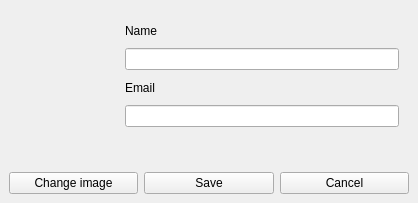
Qt form Client/infowidgetedit.ui (emanuelemanciuria96/CollaborativePad_ClientServerSystem) before a commit.
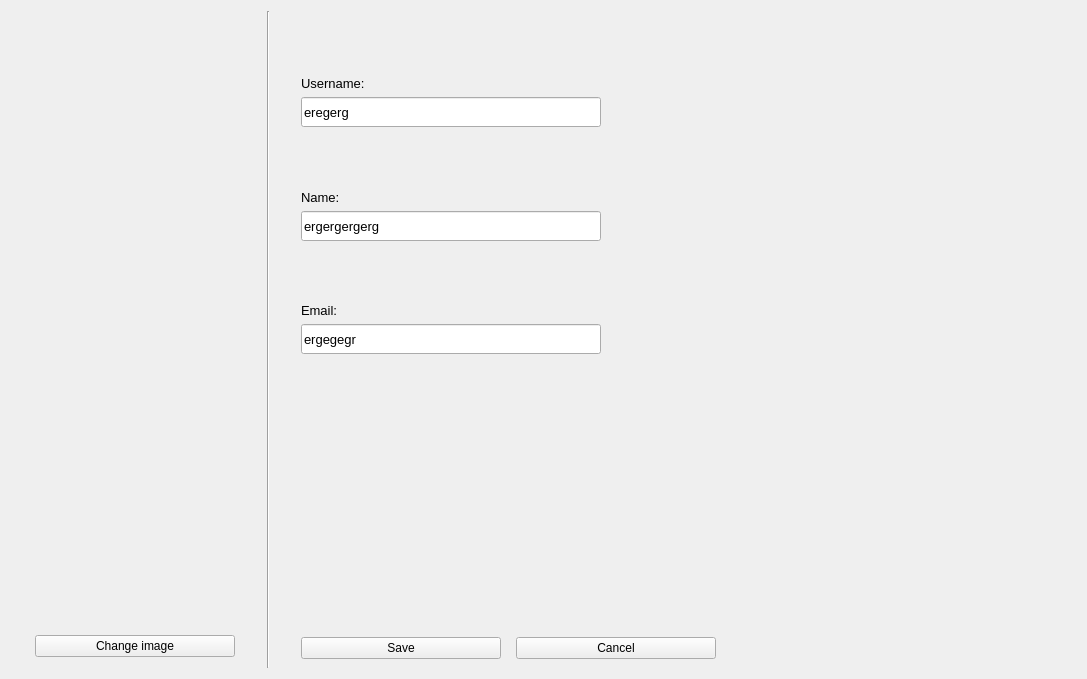
The same form after that commit.

Commit message: InfoWidget come centralWidget e altre modifiche

Diff of the .ui file:
```diff
--- a/Client/infowidgetedit.ui
+++ b/Client/infowidgetedit.ui
@@ -1,83 +1,250 @@
 <?xml version="1.0" encoding="UTF-8"?>
 <ui version="4.0">
  <class>InfoWidgetEdit</class>
- <widget class="QMainWindow" name="InfoWidgetEdit">
+ <widget class="QWidget" name="InfoWidgetEdit">
   <property name="geometry">
    <rect>
     <x>0</x>
     <y>0</y>
-    <width>418</width>
-    <height>203</height>
+    <width>1087</width>
+    <height>679</height>
    </rect>
   </property>
   <property name="windowTitle">
    <string>Edit user info</string>
   </property>
-  <widget class="QWidget" name="centralwidget">
-   <layout class="QVBoxLayout" name="verticalLayout_3">
-    <item>
-     <layout class="QVBoxLayout" name="verticalLayout_2">
-      <item>
        <layout class="QHBoxLayout" name="horizontalLayout">
         <item>
-         <widget class="QLabel" name="imageLabel">
+    <widget class="QWidget" name="verticalWidget" native="true">
+     <property name="sizePolicy">
+      <sizepolicy hsizetype="Preferred" vsizetype="Preferred">
+       <horstretch>0</horstretch>
+       <verstretch>0</verstretch>
+      </sizepolicy>
+     </property>
           <property name="minimumSize">
            <size>
-            <width>100</width>
-            <height>100</height>
+       <width>250</width>
+       <height>250</height>
            </size>
           </property>
           <property name="maximumSize">
            <size>
-            <width>100</width>
-            <height>100</height>
-           </size>
-          </property>
-          <property name="text">
-           <string/>
-          </property>
-         </widget>
-        </item>
-        <item>
-         <layout class="QVBoxLayout" name="verticalLayout">
-          <property name="leftMargin">
-           <number>10</number>
-          </property>
-          <property name="topMargin">
-           <number>10</number>
+       <width>200</width>
+       <height>16777215</height>
+      </size>
+     </property>
+     <layout class="QVBoxLayout" name="verticalLayout" stretch="0,0,0">
+      <property name="spacing">
+       <number>7</number>
+      </property>
+      <property name="sizeConstraint">
+       <enum>QLayout::SetDefaultConstraint</enum>
           </property>
           <property name="rightMargin">
-           <number>10</number>
+       <number>11</number>
           </property>
           <property name="bottomMargin">
-           <number>10</number>
-          </property>
+       <number>11</number>
+      </property>
+      <item alignment="Qt::AlignHCenter">
+       <widget class="QLabel" name="imageLabel">
+        <property name="sizePolicy">
+         <sizepolicy hsizetype="Preferred" vsizetype="Maximum">
+          <horstretch>0</horstretch>
+          <verstretch>1</verstretch>
+         </sizepolicy>
+        </property>
+        <property name="minimumSize">
+         <size>
+          <width>20</width>
+          <height>20</height>
+         </size>
+        </property>
+        <property name="maximumSize">
+         <size>
+          <width>200</width>
+          <height>200</height>
+         </size>
+        </property>
+        <property name="frameShape">
+         <enum>QFrame::NoFrame</enum>
+        </property>
+        <property name="text">
+         <string/>
+        </property>
+        <property name="scaledContents">
+         <bool>false</bool>
+        </property>
+        <property name="alignment">
+         <set>Qt::AlignCenter</set>
+        </property>
+       </widget>
+      </item>
           <item>
-           <widget class="QLabel" name="name">
+       <spacer name="verticalSpacer">
+        <property name="orientation">
+         <enum>Qt::Vertical</enum>
+        </property>
+        <property name="sizeHint" stdset="0">
+         <size>
+          <width>20</width>
+          <height>40</height>
+         </size>
+        </property>
+       </spacer>
+      </item>
+      <item alignment="Qt::AlignHCenter">
+       <widget class="QPushButton" name="changeImageButton">
+        <property name="sizePolicy">
+         <sizepolicy hsizetype="Minimum" vsizetype="Maximum">
+          <horstretch>0</horstretch>
+          <verstretch>1</verstretch>
+         </sizepolicy>
+        </property>
+        <property name="minimumSize">
+         <size>
+          <width>200</width>
+          <height>0</height>
+         </size>
+        </property>
+        <property name="maximumSize">
+         <size>
+          <width>200</width>
+          <height>16777215</height>
+         </size>
+        </property>
             <property name="text">
-             <string>Name</string>
+         <string>Change image</string>
+        </property>
+       </widget>
+      </item>
+     </layout>
+    </widget>
+   </item>
+   <item>
+    <widget class="Line" name="line">
+     <property name="orientation">
+      <enum>Qt::Vertical</enum>
+     </property>
+    </widget>
+   </item>
+   <item>
+    <widget class="QWidget" name="verticalWidget_2" native="true">
+     <property name="minimumSize">
+      <size>
+       <width>500</width>
+       <height>500</height>
+      </size>
+     </property>
+     <layout class="QVBoxLayout" name="verticalLayout_2">
+      <property name="leftMargin">
+       <number>25</number>
+      </property>
+      <item alignment="Qt::AlignBottom">
+       <widget class="QLabel" name="label_3">
+        <property name="styleSheet">
+         <string notr="true">font: 10pt</string>
+        </property>
+        <property name="text">
+         <string>Username:</string>
+        </property>
+       </widget>
+      </item>
+      <item>
+       <widget class="QLineEdit" name="editUser">
+        <property name="minimumSize">
+         <size>
+          <width>0</width>
+          <height>30</height>
+         </size>
+        </property>
+        <property name="maximumSize">
+         <size>
+          <width>300</width>
+          <height>16777215</height>
+         </size>
+        </property>
+        <property name="font">
+         <font>
+          <pointsize>10</pointsize>
+         </font>
+        </property>
+        <property name="text">
+         <string>eregerg</string>
+        </property>
+        <property name="readOnly">
+         <bool>true</bool>
+        </property>
+       </widget>
+      </item>
+      <item alignment="Qt::AlignBottom">
+       <widget class="QLabel" name="label_5">
+        <property name="styleSheet">
+         <string notr="true">font: 10pt</string>
+        </property>
+        <property name="text">
+         <string>Name:</string>
             </property>
            </widget>
           </item>
           <item>
            <widget class="QLineEdit" name="editName">
-            <property name="sizePolicy">
-             <sizepolicy hsizetype="Expanding" vsizetype="Fixed">
-              <horstretch>0</horstretch>
-              <verstretch>0</verstretch>
-             </sizepolicy>
-            </property>
-           </widget>
-          </item>
-          <item>
-           <widget class="QLabel" name="email">
+        <property name="minimumSize">
+         <size>
+          <width>0</width>
+          <height>30</height>
+         </size>
+        </property>
+        <property name="maximumSize">
+         <size>
+          <width>300</width>
+          <height>16777215</height>
+         </size>
+        </property>
+        <property name="font">
+         <font>
+          <pointsize>10</pointsize>
+         </font>
+        </property>
+        <property name="text">
+         <string>ergergergerg</string>
+        </property>
+       </widget>
+      </item>
+      <item alignment="Qt::AlignBottom">
+       <widget class="QLabel" name="label_7">
+        <property name="styleSheet">
+         <string notr="true">font: 10pt</string>
+        </property>
             <property name="text">
-             <string>Email</string>
+         <string>Email:</string>
             </property>
            </widget>
           </item>
           <item>
-           <widget class="QLineEdit" name="editEmail"/>
+       <widget class="QLineEdit" name="editEmail">
+        <property name="minimumSize">
+         <size>
+          <width>0</width>
+          <height>30</height>
+         </size>
+        </property>
+        <property name="maximumSize">
+         <size>
+          <width>300</width>
+          <height>16777215</height>
+         </size>
+        </property>
+        <property name="font">
+         <font>
+          <pointsize>10</pointsize>
+         </font>
+        </property>
+        <property name="text">
+         <string>ergegegr</string>
+        </property>
+       </widget>
           </item>
           <item>
            <widget class="QLabel" name="errorLabel">
@@ -89,21 +256,41 @@
             </property>
            </widget>
           </item>
-         </layout>
-        </item>
-       </layout>
+      <item>
+       <spacer name="verticalSpacer_2">
+        <property name="orientation">
+         <enum>Qt::Vertical</enum>
+        </property>
+        <property name="sizeType">
+         <enum>QSizePolicy::Minimum</enum>
+        </property>
+        <property name="sizeHint" stdset="0">
+         <size>
+          <width>60</width>
+          <height>200</height>
+         </size>
+        </property>
+       </spacer>
       </item>
       <item>
        <layout class="QHBoxLayout" name="horizontalLayout_2">
-        <item>
-         <widget class="QPushButton" name="changeImageButton">
-          <property name="text">
-           <string>Change image</string>
-          </property>
-         </widget>
-        </item>
+        <property name="spacing">
+         <number>15</number>
+        </property>
         <item>
          <widget class="QPushButton" name="saveButton">
+          <property name="minimumSize">
+           <size>
+            <width>200</width>
+            <height>0</height>
+           </size>
+          </property>
+          <property name="maximumSize">
+           <size>
+            <width>200</width>
+            <height>16777215</height>
+           </size>
+          </property>
           <property name="text">
            <string>Save</string>
           </property>
@@ -111,17 +298,42 @@
         </item>
         <item>
          <widget class="QPushButton" name="cancelButton">
+          <property name="minimumSize">
+           <size>
+            <width>200</width>
+            <height>0</height>
+           </size>
+          </property>
+          <property name="maximumSize">
+           <size>
+            <width>200</width>
+            <height>16777215</height>
+           </size>
+          </property>
           <property name="text">
            <string>Cancel</string>
           </property>
          </widget>
         </item>
-       </layout>
+        <item>
+         <spacer name="horizontalSpacer">
+          <property name="orientation">
+           <enum>Qt::Horizontal</enum>
+          </property>
+          <property name="sizeHint" stdset="0">
+           <size>
+            <width>40</width>
+            <height>20</height>
+           </size>
+          </property>
+         </spacer>
       </item>
      </layout>
     </item>
    </layout>
   </widget>
+   </item>
+  </layout>
  </widget>
  <resources/>
  <connections/>
```
Left out of the diff: 2 changed lines with no effect on the pictures. Lines whose indentation alone changed are shown as unchanged. The commit also changes 11 other files.
